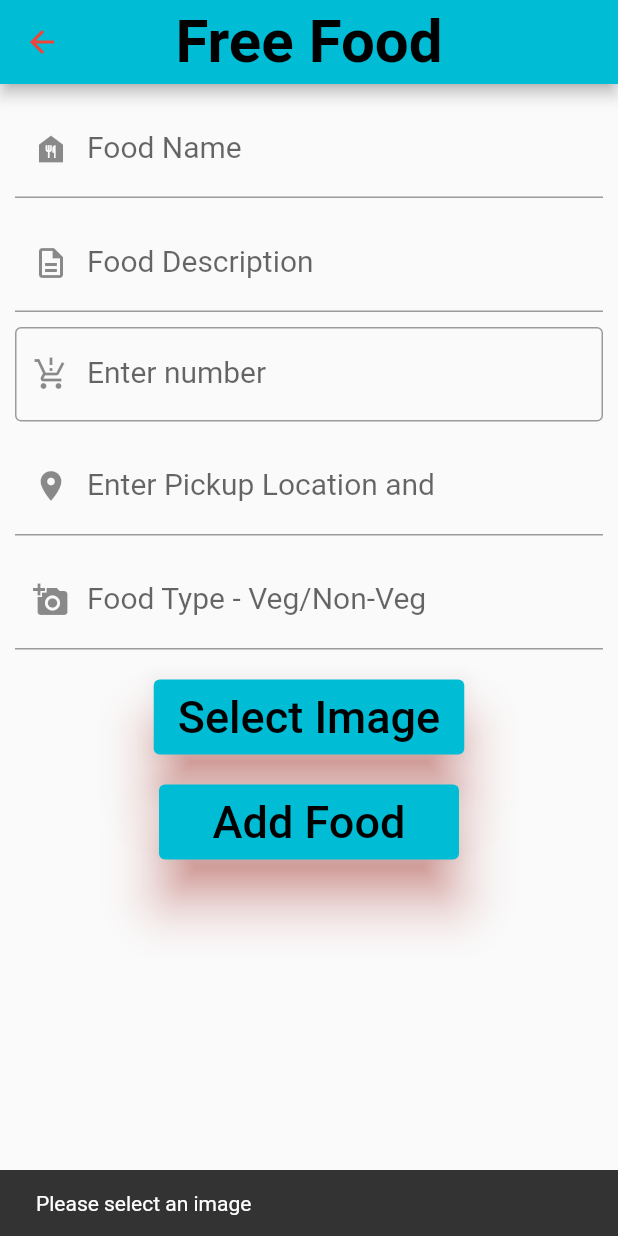
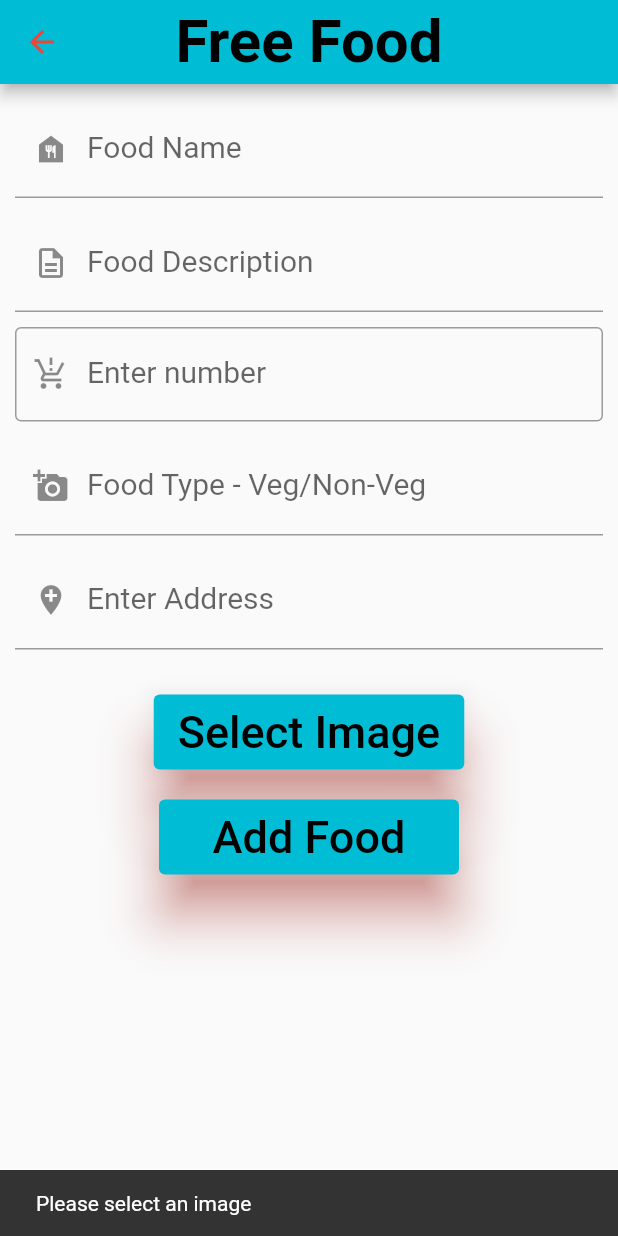
Before and after one commit to Priya-Mohod/Satiety_FlutterProject_FrontEnd, a Flutter app: the screen it shows after launch, after a tap on "Add Food", on a phone screen of 412 x 824 dp. Run offline on Flutter 3.47's test engine with Material 2 defaults, Android fonts, the light colour scheme and no system bars; our stand-ins replace firebase_core, google_maps_flutter, image_picker; missing offline and left inert: dart:ffi; accounts and stored records are empty.

Commit message:
trying for location

```diff
--- a/lib/pages/FreeFood.dart
+++ b/lib/pages/FreeFood.dart
@@ -100,16 +100,6 @@ class _AddFreeFoodState extends State<AddFreeFood> {
                 TextFormField(
                   keyboardType: TextInputType.text,
                   style: TextStyle(fontSize: 20),
-                  controller: foodAddressController,
-                  decoration: const InputDecoration(
-                    labelText: "Enter Pickup Location and",
-                    prefixIcon: Icon(Icons.location_on),
-                  ),
-                ),
-                SizedBox(height: 10),
-                TextFormField(
-                  keyboardType: TextInputType.text,
-                  style: TextStyle(fontSize: 20),
                   controller: foodTypeController,
                   decoration: const InputDecoration(
                     labelText: "Food Type - Veg/Non-Veg",
@@ -117,6 +107,28 @@ class _AddFreeFoodState extends State<AddFreeFood> {
                   ),
                 ),
                 SizedBox(height: 10),
+                // show map here to select address
+                TextFormField(
+                  keyboardType: TextInputType.text,
+                  style: TextStyle(fontSize: 20),
+                  controller: foodAddressController,
+                  decoration: const InputDecoration(
+                    labelText: "Enter Address",
+                    prefixIcon: Icon(Icons.add_location),
+                  ),
+                ),
+                const SizedBox(height: 10),
+                // Container(
+                //   height: 300,
+                //   width: 300,
+                //   child: const GoogleMap(
+                //     initialCameraPosition: CameraPosition(
+                //       target: LatLng(20.5937, 78.9629),
+                //       zoom: 14,
+                //     ),
+                //   ),
+                // ),
+                const SizedBox(height: 10),
 
                 // show image here if image is selected
                 if (image != null)
@@ -167,7 +179,7 @@ class _AddFreeFoodState extends State<AddFreeFood> {
                     elevation: 15,
                     minimumSize: const Size(200, 50),
                   ),
-                  onPressed: () {
+                  onPressed: () async {
                     if (image == null) {
                       ScaffoldMessenger.of(context).showSnackBar(
                         const SnackBar(
@@ -176,7 +188,7 @@ class _AddFreeFoodState extends State<AddFreeFood> {
                       );
                       return;
                     }
-                    service.sendFoodDetailsWithFile(
+                    var response = await service.sendFoodDetailsWithFile(
                         foodNameController.text,
                         foodDescriptionController.text,
                         int.parse(foodQuantityController.text),
@@ -185,19 +197,46 @@ class _AddFreeFoodState extends State<AddFreeFood> {
                         foodTypeController.text,
                         image);
 
-                    print("Food Name: ${foodNameController.text}");
-                    print(
-                        "Food Description: ${foodDescriptionController.text}");
-                    print("Food Quantity: ${foodQuantityController.text}");
-                    print("Food Address: ${foodAddressController.text}");
-                    print("Food Image Uri: ${foodImageUriController.text}");
-                    print("Food Type: ${foodTypeController.text}");
-
-                    Navigator.push(
-                        context,
-                        MaterialPageRoute(
-                          builder: (context) => ListViewPage(),
-                        ));
+                    // show alert dialog on condition
+                    if (response) {
+                      // ignore: use_build_context_synchronously
+                      showDialog(
+                        context: context,
+                        builder: (context) => AlertDialog(
+                          title: const Text('Add Food'),
+                          content: const Text('Food added successfully'),
+                          actions: [
+                            TextButton(
+                              onPressed: () {
+                                Navigator.push(
+                                    context,
+                                    MaterialPageRoute(
+                                      builder: (context) => ListViewPage(),
+                                    ));
+                                // TODO:- clear the form fields
+                                // TODO:- clear the image
+                              },
+                              child: const Text('OK'),
+                            ),
+                          ],
+                        ),
+                      );
+                    } else {
+                      // ignore: use_build_context_synchronously
+                      showDialog(
+                        context: context,
+                        builder: (context) => AlertDialog(
+                          title: const Text('Add Food'),
+                          content: const Text('Food not added successfully'),
+                          actions: [
+                            TextButton(
+                              onPressed: () {},
+                              child: const Text('OK'),
+                            ),
+                          ],
+                        ),
+                      );
+                    }
                   },
                   child: const Text('Add Food', style: TextStyle(fontSize: 30)),
                 ),
```
Also changed, not shown: lib/pages/service.dart (+6 -3 lines).
